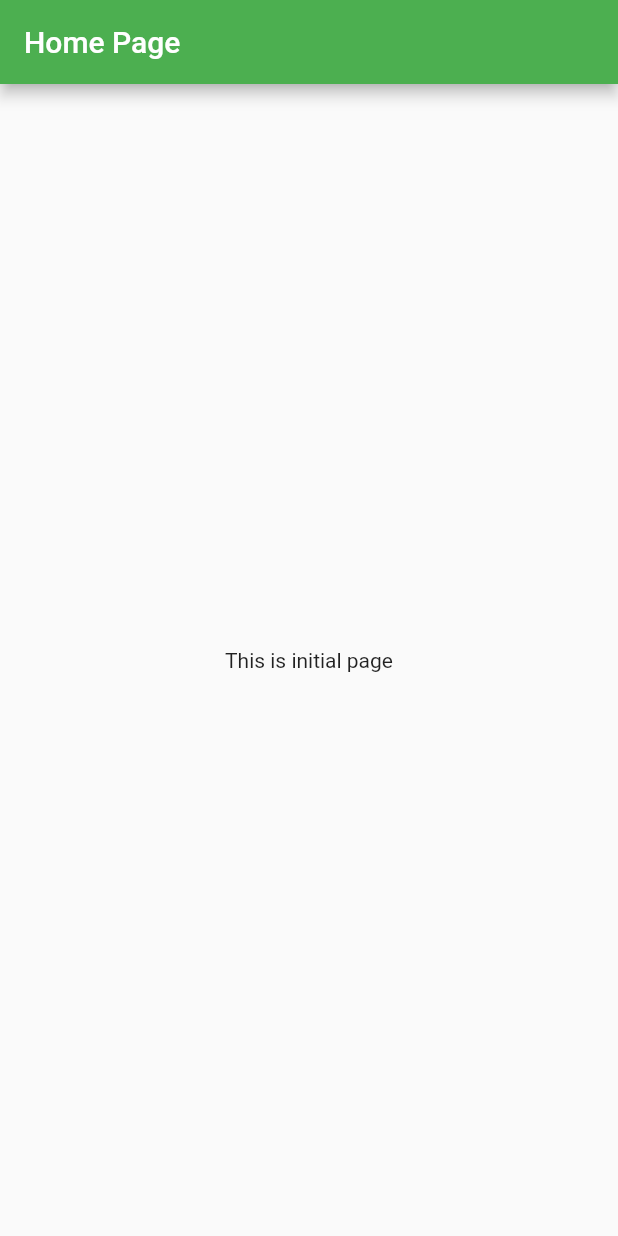
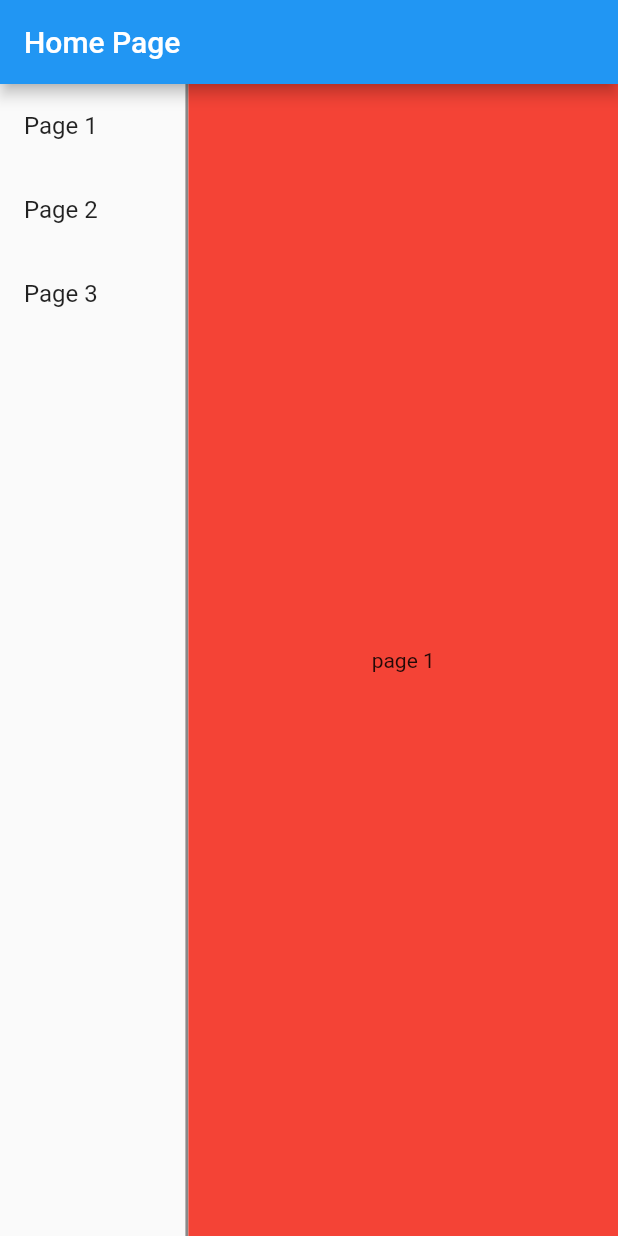
Before and after one commit to DiegoEmanuel/Modular-Routes-And-Bind, a Flutter app: the screen it shows after launch, on a phone screen of 412 x 824 dp. Run offline on Flutter 3.47's test engine with Material 2 defaults, Android fonts, the phone set to English and light mode, and no system bars; our stand-ins replace flutter_modular.

Commit message:
navigation routes

```diff
--- a/lib/main.dart
+++ b/lib/main.dart
@@ -6,14 +6,15 @@ void main() {
 }
 
 class AppWidget extends StatelessWidget {
-  @override
   Widget build(BuildContext context) {
+    Modular.setInitialRoute('/page1');
+
     return MaterialApp.router(
       title: 'My Smart App',
-      theme: ThemeData(primarySwatch: Colors.green),
+      theme: ThemeData(primarySwatch: Colors.blue),
       routeInformationParser: Modular.routeInformationParser,
       routerDelegate: Modular.routerDelegate,
-    ); //added by extension
+    );
   }
 }
 
@@ -23,18 +24,65 @@ class AppModule extends Module {
 
   @override
   List<ModularRoute> get routes => [
-        ChildRoute('/', child: (context, args) => HomePage()),
+        ChildRoute('/', child: (context, args) => HomePage(), children: [
+          ChildRoute('/page1',
+              child: (context, args) =>
+                  InternalPage(title: 'page 1', color: Colors.red)),
+          ChildRoute('/page2',
+              child: (context, args) =>
+                  InternalPage(title: 'page 2', color: Colors.amber)),
+          ChildRoute('/page3',
+              child: (context, args) =>
+                  InternalPage(title: 'page 3', color: Colors.green)),
+        ]),
       ];
 }
 
 class HomePage extends StatelessWidget {
-  @override
   Widget build(BuildContext context) {
+    final leading = SizedBox(
+      width: MediaQuery.of(context).size.width * 0.3,
+      child: Column(
+        children: [
+          ListTile(
+            title: Text('Page 1'),
+            onTap: () => Modular.to.navigate('/page1'),
+          ),
+          ListTile(
+            title: Text('Page 2'),
+            onTap: () => Modular.to.navigate('/page2'),
+          ),
+          ListTile(
+            title: Text('Page 3'),
+            onTap: () => Modular.to.navigate('/page3'),
+          ),
+        ],
+      ),
+    );
+
     return Scaffold(
-      appBar: AppBar(title: const Text('Home Page')),
-      body: const Center(
-        child: Text('This is initial page'),
+      appBar: AppBar(title: Text('Home Page')),
+      body: Row(
+        children: [
+          leading,
+          Container(width: 2, color: Colors.black45),
+          Expanded(child: RouterOutlet()),
+        ],
       ),
     );
   }
 }
+
+class InternalPage extends StatelessWidget {
+  final String title;
+  final Color color;
+  const InternalPage({Key? key, required this.title, required this.color})
+      : super(key: key);
+
+  Widget build(BuildContext context) {
+    return Material(
+      color: color,
+      child: Center(child: Text(title)),
+    );
+  }
+}
```
Also changed, not shown: 1 other file.
